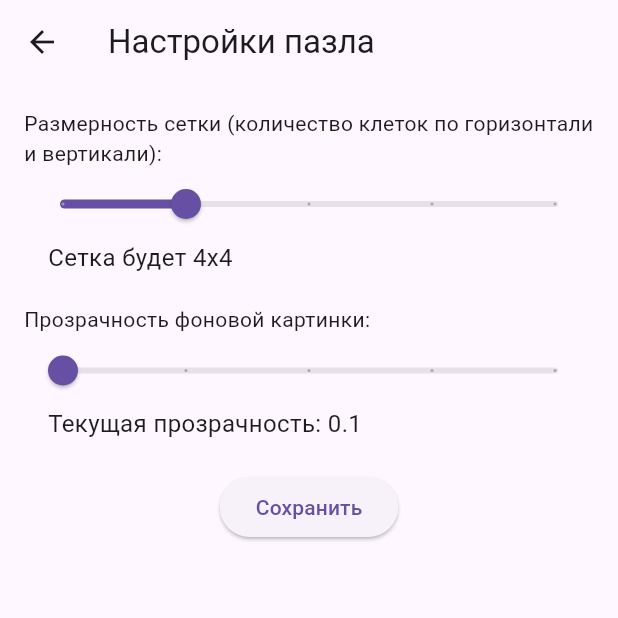
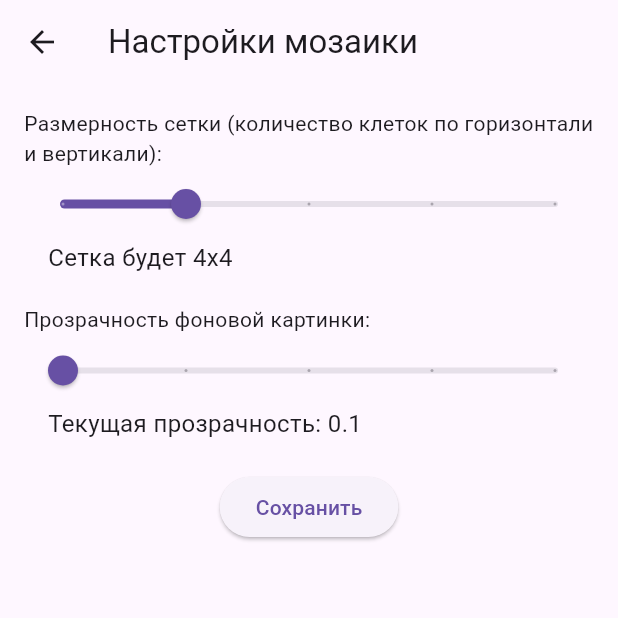
Before and after one commit to ruzanovalexei/puzzleforchild, a Flutter app: the screen it shows after launch, after a tap on the "settings" icon, on a phone screen of 412 x 824 dp, the top half of it. Run offline on Flutter 3.47's test engine with Material 3 defaults, Android fonts, the light colour scheme and no system bars; our stand-ins replace shared_preferences; missing offline and left inert: yandex_mobileads.

Commit message:
Мелкие правки 1.0.0

```diff
--- a/lib/screens/home_screen.dart
+++ b/lib/screens/home_screen.dart
@@ -38,7 +38,7 @@ class HomeScreen extends StatelessWidget {
           crossAxisAlignment: CrossAxisAlignment.stretch,
           children: [
             Expanded(
-              child: _buildCategoryButton(context, 'Добашние животные', 'pets'),
+              child: _buildCategoryButton(context, 'Домашние животные', 'pets'),
             ),
             const SizedBox(height: 16),
             Expanded(
@@ -50,7 +50,7 @@ class HomeScreen extends StatelessWidget {
             ),
             const SizedBox(height: 16),
             Expanded(
-              child: _buildCategoryButton(context, 'Дике животные Африки', 'african_animals'),
+              child: _buildCategoryButton(context, 'Дикие животные Африки', 'african_animals'),
             ),
           ],
         ),
--- a/lib/screens/settings_screen.dart
+++ b/lib/screens/settings_screen.dart
@@ -91,7 +91,7 @@ class _SettingsScreenState extends State<SettingsScreen> {
   Widget build(BuildContext context) {
     return Scaffold(
       appBar: AppBar(
-        title: const Text('Настройки пазла'),
+        title: const Text('Настройки мозаики'),
       ),
       body: Padding(
         padding: const EdgeInsets.all(16.0),
```
